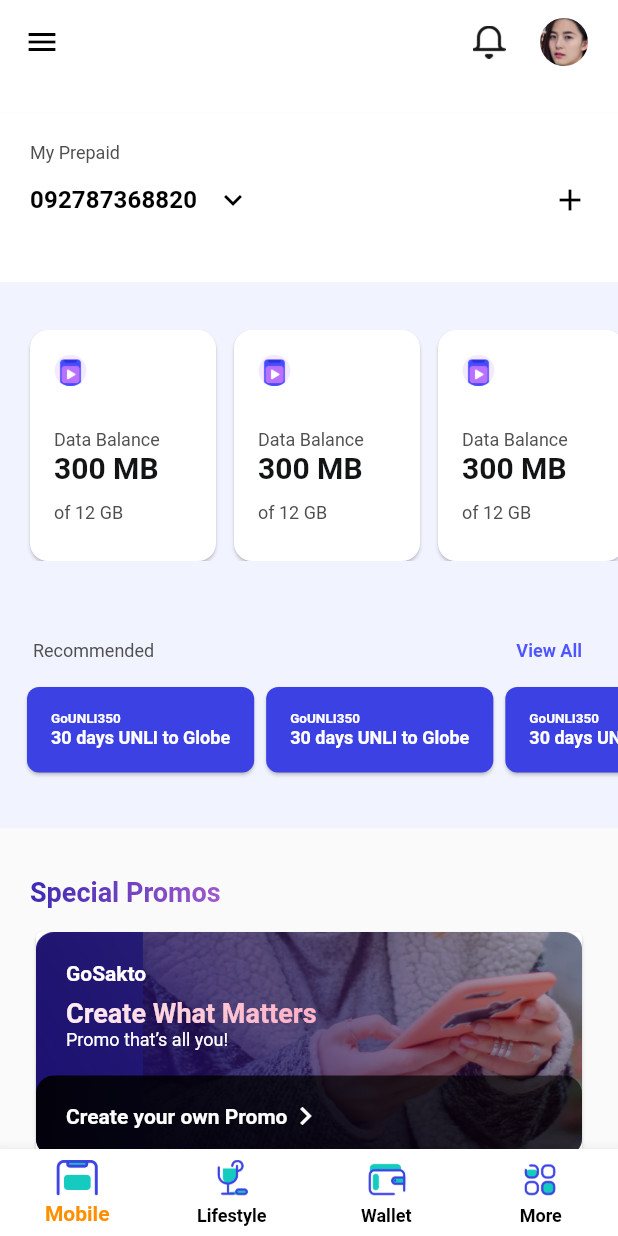
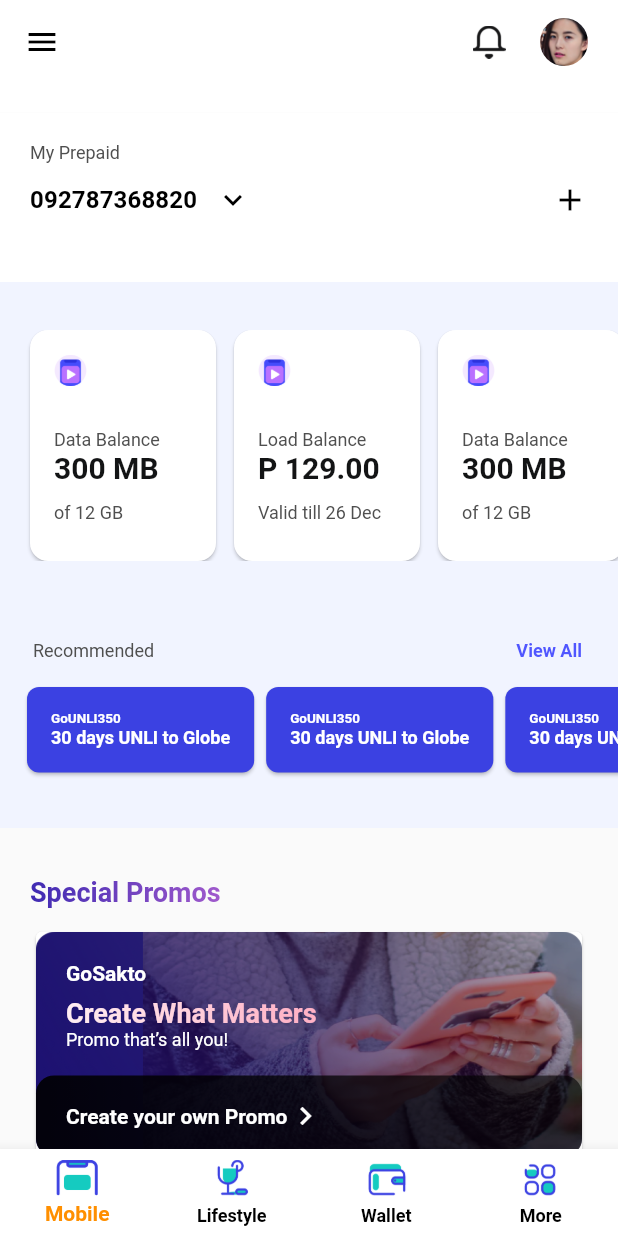
Before and after one commit to ammushajan3/globe_app, a Flutter app: the screen it shows after launch, on a phone screen of 412 x 824 dp. Run offline on Flutter 3.47's test engine with Material 2 defaults, Android fonts, the phone set to English and light mode, and no system bars.

Commit message:
structure changed

```diff
--- a/lib/resources/strings.dart
+++ b/lib/resources/strings.dart
@@ -4,12 +4,15 @@ class Strings {
   static const PLAN_NAME = 'My Prepaid';
   static const NUMBER = '092787368820';
   static const DATA_BALANCE = 'Data Balance';
+  static const LOAD_BALANCE = 'Load Balance';
   static const REMAINING_DATA = '300 MB';
   static const TOTAL_DATA = 'of 12 GB';
+  static const VALID_TILL='Valid till 26 Dec';
   static const RECOMMENDED = 'Recommended';
   static const VIEW_ALL = 'View All';
   static const RECOMMENDED_PLAN = 'GoUNLI350';
   static const PLAN_VALIDITY='30 days UNLI to Globe';
+  static const FIFTEEN_DAYS_VALIDITY = '15 days UNLI to Globe';
   static const SPECIAL_PROMOS ='Special Promos';
   static const PROMO_NAME ='GoSakto';
   static const PROMO_TITLE ='Create What Matters';
--- a/lib/widgets/common/balance_card.dart
+++ b/lib/widgets/common/balance_card.dart
@@ -3,6 +3,14 @@ import 'package:task_app/resources/images.dart';
 import 'package:task_app/resources/strings.dart';
 import 'package:task_app/themes/color.dart';
 class BalanceCard extends StatelessWidget {
+  final String balance;
+  final String dataBalance;
+  final String totalBalance;
+  BalanceCard(
+  {
+    this.balance,this.dataBalance,this.totalBalance
+}
+      );
   @override
   Widget build(BuildContext context) {
     return  Container(
@@ -27,13 +35,13 @@ class BalanceCard extends StatelessWidget {
               ),
               SizedBox(height: 28.0),
               Text(
-                Strings.DATA_BALANCE,
+                balance,
                 style: Theme.of(context).textTheme.subtitle1,
               ),
-              Text(Strings.REMAINING_DATA,
+              Text(dataBalance,
                   style: Theme.of(context).textTheme.bodyText1),
               SizedBox(height: 12.0,),
-              Text(Strings.TOTAL_DATA,
+              Text(totalBalance,
                   style: Theme.of(context).textTheme.subtitle1),
             ],
           ),
--- a/lib/widgets/dashboard_blue_banner.dart
+++ b/lib/widgets/dashboard_blue_banner.dart
@@ -19,10 +19,9 @@ class DashboardBlueBanner extends StatelessWidget {
             child: ListView(
               scrollDirection: Axis.horizontal,
               children: [
-                BalanceCard(),
-                BalanceCard(),
-                BalanceCard(),
-                BalanceCard(),
+                BalanceCard(balance: Strings.DATA_BALANCE,dataBalance: Strings.REMAINING_DATA,totalBalance: Strings.TOTAL_DATA,),
+                BalanceCard(balance: Strings.LOAD_BALANCE,dataBalance: Strings.PACKAGE_PRICE,totalBalance: Strings.VALID_TILL),
+                BalanceCard(balance: Strings.DATA_BALANCE,dataBalance: Strings.REMAINING_DATA,totalBalance: Strings.TOTAL_DATA),
               ],
             ),
           ),
```
